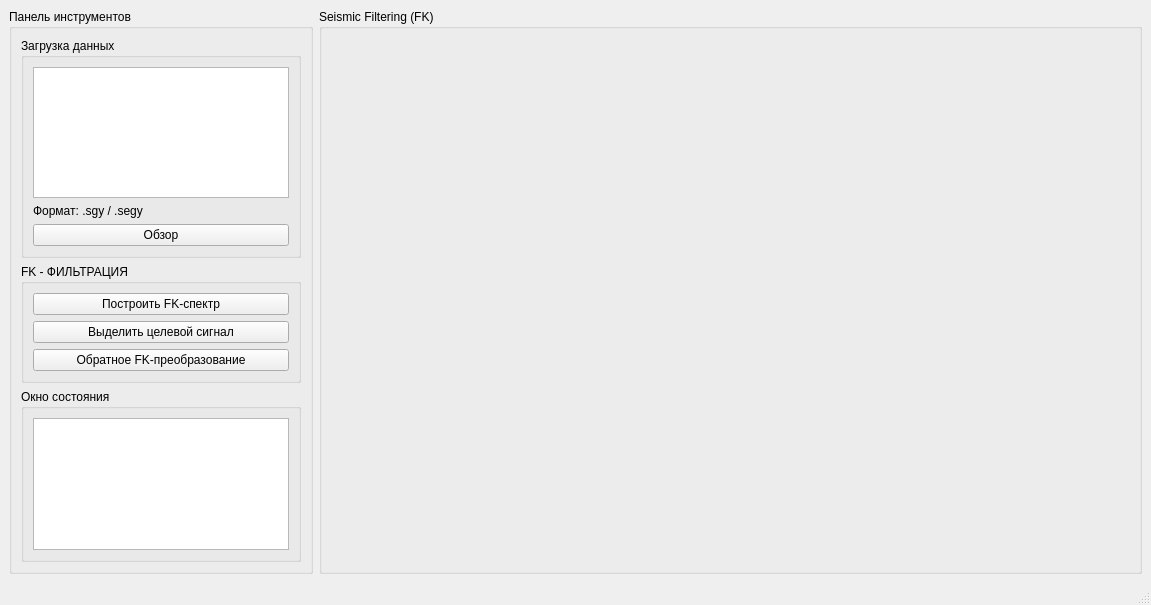
First picture: the form in seismictools/apps/FK_analysis/UI/SettingsWidget.ui, repository gasng/SeismicTools, before the edit.
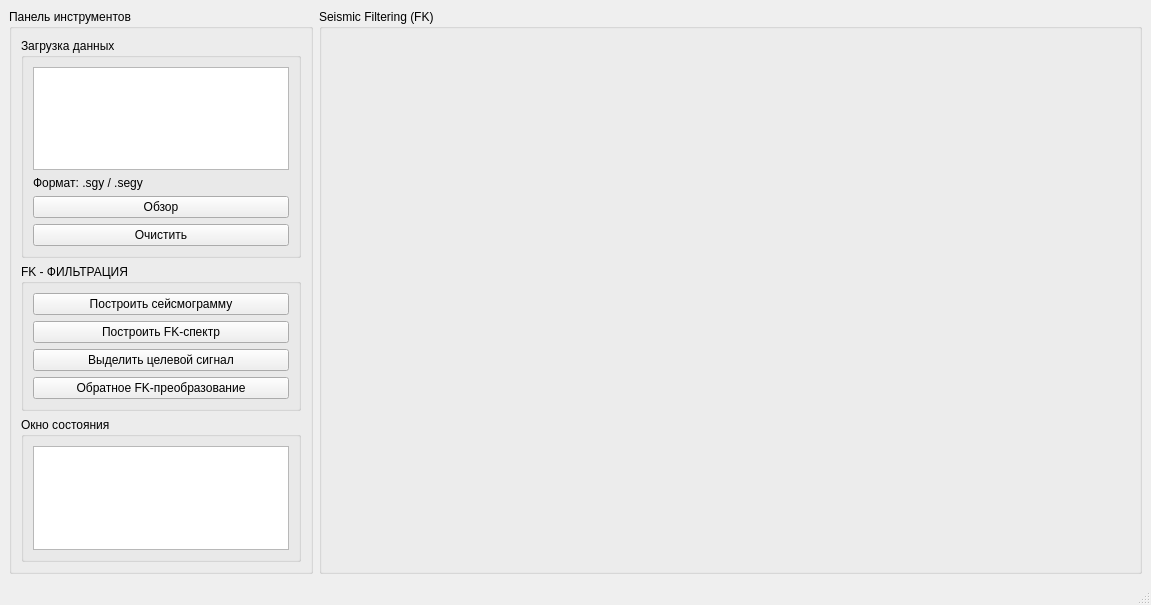
Second picture: the form after the edit. Custom widgets are drawn as their Qt base class.

Commit message: Немного изменил интерфейс приложения. Добавил кнопки: 'очистить' и 'построить сейсмограмму'

What changed in the file:
```diff
--- a/seismictools/apps/FK_analysis/UI/SettingsWidget.ui
+++ b/seismictools/apps/FK_analysis/UI/SettingsWidget.ui
@@ -50,6 +50,13 @@
             </property>
            </widget>
           </item>
+          <item>
+           <widget class="QPushButton" name="DeleteBtn">
+            <property name="text">
+             <string>Очистить</string>
+            </property>
+           </widget>
+          </item>
          </layout>
         </widget>
        </item>
@@ -59,6 +66,13 @@
           <string>FK - ФИЛЬТРАЦИЯ</string>
          </property>
          <layout class="QVBoxLayout" name="verticalLayout_3">
+          <item>
+           <widget class="QPushButton" name="PlotSeismogramBtn">
+            <property name="text">
+             <string>Построить сейсмограмму</string>
+            </property>
+           </widget>
+          </item>
           <item>
            <widget class="QPushButton" name="FkBtn">
             <property name="text">
```
The commit also changes 1 other file.
